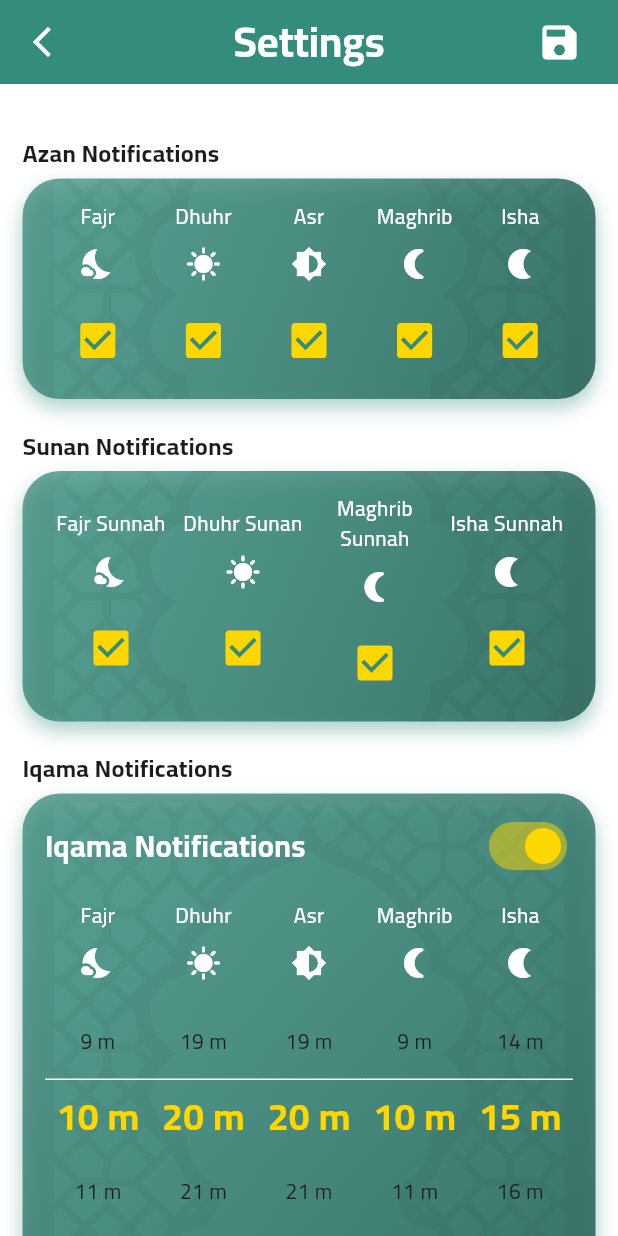
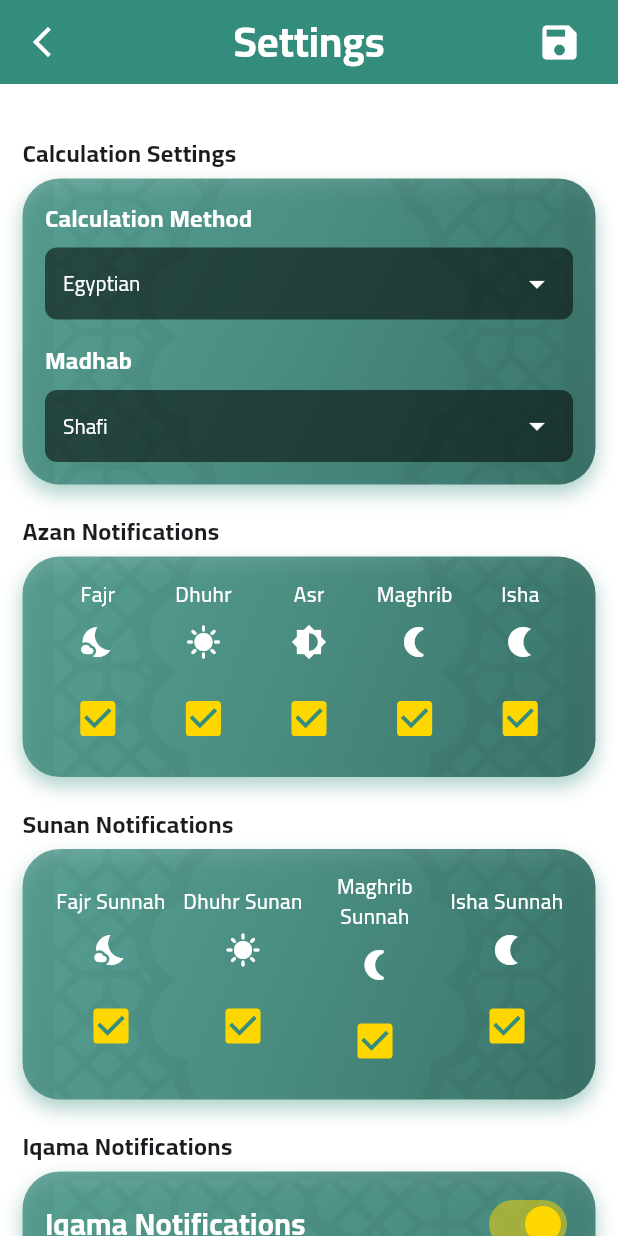
Before and after one commit to mohamedkholy/noor, a Flutter app: the HomeScreen screen opened directly, after a tap on the "settings" icon, on a phone screen of 412 x 824 dp. Run offline on Flutter 3.47's test engine with Material 3 defaults, Android fonts, the phone set to English and light mode, and no system bars; drawn by our look-alikes of numberpicker; our stand-ins replace adhan, auto_size_text, confetti, connectivity_plus, dashed_circular_progress_bar, dio and 32 more; missing offline and left inert: dart_either, dynamic_height_list_view, flutter_qiblah, highlight_text, sqlite3, syncfusion_flutter_core; accounts and stored records are empty; generated files the repository leaves out were written again.

Commit message:
edit prayer times calculation

```diff
--- a/lib/core/helpers/prayer_times_helper.dart
+++ b/lib/core/helpers/prayer_times_helper.dart
@@ -1,11 +1,17 @@
 import 'package:adhan/adhan.dart';
 import 'package:noor/core/database/cities/cities_database.dart';
+import 'package:noor/features/settings/data/models/calculation_settings.dart';
 
 abstract class PrayerTimesHelper {
-  static PrayerTimes getPrayerTimes({required City city, DateTime? date}) {
+  static PrayerTimes getPrayerTimes({
+    required City city,
+    DateTime? date,
+    CalculationSettings? settings,
+  }) {
     final myCoordinates = Coordinates(city.lat, city.lng);
-    final params = CalculationMethod.egyptian.getParameters();
-    params.madhab = Madhab.shafi;
+    final calculationSettings = settings ?? CalculationSettings.defaultSettings;
+    final params = calculationSettings.getCalculationMethod().getParameters();
+    params.madhab = calculationSettings.getMadhab();
     return date == null
         ? PrayerTimes.today(myCoordinates, params)
         : PrayerTimes(
--- a/lib/core/notifications/notifications_manager.dart
+++ b/lib/core/notifications/notifications_manager.dart
@@ -22,6 +22,7 @@ import 'package:noor/features/properties/ui/widgets/sunan_widget.dart';
 import 'package:noor/features/settings/data/models/azan_notifications_settings.dart';
 import 'package:noor/features/settings/data/models/azkar_notifications_settings.dart';
 import 'package:noor/features/settings/data/models/azkar_type.dart';
+import 'package:noor/features/settings/data/models/calculation_settings.dart';
 import 'package:noor/features/settings/data/models/iqama_notifications_settings.dart';
 import 'package:noor/features/settings/data/models/sunan_settings.dart';
 import 'package:noor/generated/l10n.dart';
@@ -243,6 +244,7 @@ class NotificationsManager {
     final azkarNotificationsSettings = _sp.getAzkarNotificationSetting();
     final iqamaNotificationsSettings = _sp.getIqamaNotificationSetting();
     final sunanNotificationsSettings = _sp.getSunanSetting();
+    final calculationSettings = _sp.getCalculationSettings();
 
     final perodicAzkarSettings = _sp.getPerodicAzkarSetting();
     for (int i = 0; i < 7; i++) {
@@ -250,6 +252,7 @@ class NotificationsManager {
       final prayerTimes = PrayerTimesHelper.getPrayerTimes(
         city: city,
         date: date,
+        settings: calculationSettings,
       );
       _scheduleAzanNotifications(prayerTimes, azanNotificationsSettings);
       if (azkarNotificationsSettings.sleepingAzkarState) {
--- a/lib/core/shared_preferences/shared_preferences_keys.dart
+++ b/lib/core/shared_preferences/shared_preferences_keys.dart
@@ -25,4 +25,5 @@ abstract class SharedPreferencesKeys {
   static const String hajjUmrahData = "hajj_umrah_data";
   static const String bookMark = "book_mark";
   static const String readingBackgroundColor = "reading_background_color";
+  static const String calculationSettings = "calculation_settings";
 }
--- a/lib/core/shared_preferences/shared_preferences_settings_service.dart
+++ b/lib/core/shared_preferences/shared_preferences_settings_service.dart
@@ -11,6 +11,7 @@ import 'package:noor/features/properties/data/models/sunan_data.dart';
 import 'package:noor/features/quran/data/models/reading_position.dart';
 import 'package:noor/features/settings/data/models/azan_notifications_settings.dart';
 import 'package:noor/features/settings/data/models/azkar_notifications_settings.dart';
+import 'package:noor/features/settings/data/models/calculation_settings.dart';
 import 'package:noor/features/settings/data/models/iqama_notifications_settings.dart';
 import 'package:noor/features/settings/data/models/perodic_azkar_settings.dart';
 import 'package:noor/features/settings/data/models/sunan_settings.dart';
@@ -279,4 +280,19 @@ class SharedPreferencesSettingsService {
   void saveReadingBackgroundColor(Color color) {
     sp.setInt(SharedPreferencesKeys.readingBackgroundColor, color.toARGB32());
   }
+
+  CalculationSettings getCalculationSettings() {
+    final result = sp.getString(SharedPreferencesKeys.calculationSettings);
+    if (result == null) {
+      return CalculationSettings.defaultSettings;
+    }
+    return CalculationSettings.fromJson(jsonDecode(result));
+  }
+
+  void saveCalculationSettings(CalculationSettings settings) {
+    sp.setString(
+      SharedPreferencesKeys.calculationSettings,
+      jsonEncode(settings.toJson()),
+    );
+  }
 }
--- a/lib/features/agri/ui/agri_screen.dart
+++ b/lib/features/agri/ui/agri_screen.dart
@@ -1,8 +1,8 @@
 import 'package:flutter/material.dart';
 import 'package:noor/core/widgets/my_app_bar.dart';
 import 'package:noor/features/agri/ui/widgets/count_tree_widget.dart';
+import 'package:noor/features/agri/ui/widgets/reward_widget.dart';
 import 'package:noor/features/agri/ui/widgets/tree_count_widget.dart';
-import 'package:noor/features/agri/ui/widgets/reward_widget.dart';
 import 'package:noor/generated/l10n.dart';
 
 class AgriScreen extends StatelessWidget {
@@ -13,6 +13,7 @@ class AgriScreen extends StatelessWidget {
     return Scaffold(
       appBar: MyAppBar(title: S.of(context).sLandsSection),
       body: Center(
+        child: SingleChildScrollView(
           child: ConstrainedBox(
             constraints: const BoxConstraints(maxWidth: 600),
             child: Container(
@@ -31,6 +32,7 @@ class AgriScreen extends StatelessWidget {
             ),
           ),
         ),
+      ),
     );
   }
 }
--- a/lib/features/hajj_umrah/ui/hajj_umrah_screen.dart
+++ b/lib/features/hajj_umrah/ui/hajj_umrah_screen.dart
@@ -13,6 +13,7 @@ class HajjUmrahScreen extends StatelessWidget {
     return Scaffold(
       appBar: MyAppBar(title: S.of(context).sLandsSection),
       body: Center(
+        child: SingleChildScrollView(
           child: ConstrainedBox(
             constraints: const BoxConstraints(maxWidth: 600),
             child: Container(
@@ -31,6 +32,7 @@ class HajjUmrahScreen extends StatelessWidget {
             ),
           ),
         ),
+      ),
     );
   }
 }
--- a/lib/features/home/ui/home_screen.dart
+++ b/lib/features/home/ui/home_screen.dart
@@ -55,6 +55,7 @@ class _HomeScreenState extends State<HomeScreen> {
                       value,
                     ) {
                       _navigationCubit.scheduleNotifications();
+                      setState(() {});
                     });
                   },
                   icon: const Icon(
--- a/lib/features/lands/ui/lands_screen.dart
+++ b/lib/features/lands/ui/lands_screen.dart
@@ -13,6 +13,7 @@ class LandsScreen extends StatelessWidget {
     return Scaffold(
       appBar: MyAppBar(title: S.of(context).sLandsSection),
       body: Center(
+        child: SingleChildScrollView(
           child: ConstrainedBox(
             constraints: const BoxConstraints(maxWidth: 600),
             child: Container(
@@ -31,6 +32,7 @@ class LandsScreen extends StatelessWidget {
             ),
           ),
         ),
+      ),
     );
   }
 }
--- a/lib/features/onboarding/ui/onboarding_screen.dart
+++ b/lib/features/onboarding/ui/onboarding_screen.dart
@@ -33,17 +33,28 @@ class OnboardingScreen extends StatelessWidget {
                 Expanded(
                   child: Padding(
                     padding: const EdgeInsets.all(20.0),
+                    child: CustomScrollView(
+                      slivers: [
+                        SliverToBoxAdapter(
                           child: Column(
                             children: [
                               OnboardingProgress(
-                          currentScreen: cubit.state.currentScreenIndex + 1,
+                                currentScreen:
+                                    cubit.state.currentScreenIndex + 1,
                                 totalScreens: cubit.totalScreens,
                                 progress: cubit.progress,
                               ),
                               const SizedBox(height: 40),
                               OnboardingContent(screen: currentScreen),
-                        const Spacer(),
-                        OnboardingNavigation(
+                              const SizedBox(height: 15),
+                            ],
+                          ),
+                        ),
+                        SliverFillRemaining(
+                          hasScrollBody: false,
+                          child: Align(
+                            alignment: Alignment.bottomCenter,
+                            child: OnboardingNavigation(
                               isFirstScreen: cubit.isFirstScreen,
                               isLastScreen: cubit.isLastScreen,
                               onNext: () => cubit.nextScreen(),
@@ -52,6 +63,8 @@ class OnboardingScreen extends StatelessWidget {
                                   cubit.skipOnboardingAndNavigate(context),
                               onComplete: () =>
                                   cubit.completeOnboardingAndNavigate(context),
+                            ),
+                          ),
                         ),
                       ],
                     ),
--- a/lib/features/properties/ui/properties_screen.dart
+++ b/lib/features/properties/ui/properties_screen.dart
@@ -20,7 +20,6 @@ class _PropertiesScreenState extends State<PropertiesScreen> {
   @override
   void initState() {
     super.initState();
-
   }
 
   @override
@@ -28,6 +27,7 @@ class _PropertiesScreenState extends State<PropertiesScreen> {
     return Scaffold(
       appBar: MyAppBar(title: S.of(context).sRealEstateSection),
       body: Center(
+        child: SingleChildScrollView(
           child: ConstrainedBox(
             constraints: const BoxConstraints(maxWidth: 600),
             child: Container(
@@ -46,6 +46,7 @@ class _PropertiesScreenState extends State<PropertiesScreen> {
             ),
           ),
         ),
+      ),
     );
   }
 }
--- /dev/null
+++ b/lib/features/settings/data/models/calculation_settings.dart
@@ -0,0 +1,64 @@
+import 'package:adhan/adhan.dart';
+
+class CalculationSettings {
+  final String calculationMethod;
+  final String madhab;
+
+  const CalculationSettings({
+    required this.calculationMethod,
+    required this.madhab,
+  });
+
+  factory CalculationSettings.fromJson(Map<String, dynamic> json) {
+    return CalculationSettings(
+      calculationMethod: json['calculationMethod'] as String,
+      madhab: json['madhab'] as String,
+    );
+  }
+
+  Map<String, dynamic> toJson() => {
+    'calculationMethod': calculationMethod,
+    'madhab': madhab,
+  };
+
+  static const CalculationSettings defaultSettings = CalculationSettings(
+    calculationMethod: 'egyptian',
+    madhab: 'shafi',
+  );
+
+  CalculationMethod getCalculationMethod() {
+    switch (calculationMethod) {
+      case 'egyptian':
+        return CalculationMethod.egyptian;
+      case 'umm_al_qura':
+        return CalculationMethod.umm_al_qura;
+      case 'karachi':
+        return CalculationMethod.karachi;
+      case 'north_america':
+        return CalculationMethod.north_america;
+      case 'muslim_world_league':
+        return CalculationMethod.muslim_world_league;
+      case 'dubai':
+        return CalculationMethod.dubai;
+      case 'qatar':
+        return CalculationMethod.qatar;
+      case 'kuwait':
+        return CalculationMethod.kuwait;
+      case 'singapore':
+        return CalculationMethod.singapore;
+      default:
+        return CalculationMethod.egyptian;
+    }
+  }
+
+  Madhab getMadhab() {
+    switch (madhab) {
+      case 'shafi':
+        return Madhab.shafi;
+      case 'hanafi':
+        return Madhab.hanafi;
+      default:
+        return Madhab.shafi;
+    }
+  }
+}
--- a/lib/features/settings/logic/settings_cubit.dart
+++ b/lib/features/settings/logic/settings_cubit.dart
@@ -5,6 +5,7 @@ import 'package:noor/core/shared_preferences/shared_preferences_settings_service
 import 'package:noor/core/shared_preferences/shared_prefs_azan.dart';
 import 'package:noor/features/settings/data/models/azan_notifications_settings.dart';
 import 'package:noor/features/settings/data/models/azkar_notifications_settings.dart';
+import 'package:noor/features/settings/data/models/calculation_settings.dart';
 import 'package:noor/features/settings/data/models/iqama_notifications_settings.dart';
 import 'package:noor/features/settings/data/models/perodic_azkar_settings.dart';
 import 'package:noor/features/settings/data/models/sunan_settings.dart';
@@ -74,4 +75,12 @@ class SettingsCubit extends Cubit {
   void saveSunanSetting(SunanSettings sunanSettings) {
     _sharedPreferencesSettingsService.saveSunanSettigs(sunanSettings);
   }
+
+  CalculationSettings getCalculationSettings() {
+    return _sharedPreferencesSettingsService.getCalculationSettings();
+  }
+
+  void saveCalculationSettings(CalculationSettings settings) {
+    _sharedPreferencesSettingsService.saveCalculationSettings(settings);
+  }
 }
--- a/lib/features/settings/ui/settings_screen.dart
+++ b/lib/features/settings/ui/settings_screen.dart
@@ -4,12 +4,14 @@ import 'package:noor/core/helpers/ui_helper.dart';
 import 'package:noor/core/widgets/my_app_bar.dart';
 import 'package:noor/features/settings/data/models/azan_notifications_settings.dart';
 import 'package:noor/features/settings/data/models/azkar_notifications_settings.dart';
+import 'package:noor/features/settings/data/models/calculation_settings.dart';
 import 'package:noor/features/settings/data/models/iqama_notifications_settings.dart';
 import 'package:noor/features/settings/data/models/perodic_azkar_settings.dart';
 import 'package:noor/features/settings/data/models/sunan_settings.dart';
 import 'package:noor/features/settings/logic/settings_cubit.dart';
 import 'package:noor/features/settings/ui/widgets/azan_sounds_widget.dart';
 import 'package:noor/features/settings/ui/widgets/azkar_settings_widget.dart';
+import 'package:noor/features/settings/ui/widgets/calculation_settings_widget.dart';
 import 'package:noor/features/settings/ui/widgets/iqama_setting_widget.dart';
 import 'package:noor/features/settings/ui/widgets/language_settings_widget.dart';
 import 'package:noor/features/settings/ui/widgets/location_settings_widget.dart';
@@ -33,6 +35,7 @@ class _SettingsScreenState extends State<SettingsScreen> {
   late final PerodicAzkarSettings _perodicAzkarSetting;
   late final IqamaNotificationsSettings _iqamaNotificationsSettings;
   late final SunanSettings _sunanSetting;
+  late final CalculationSettings _calculationSettings;
 
   @override
   void initState() {
@@ -43,6 +46,7 @@ class _SettingsScreenState extends State<SettingsScreen> {
     _locationUpdateSetting = _settingsCubit.getLocationUpdateSetting();
     _iqamaNotificationsSettings = _settingsCubit.getIqamaNotificationSetting();
     _sunanSetting = _settingsCubit.getSunanSetting();
+    _calculationSettings = _settingsCubit.getCalculationSettings();
   }
 
   @override
@@ -75,13 +79,15 @@ class _SettingsScreenState extends State<SettingsScreen> {
                   crossAxisAlignment: CrossAxisAlignment.start,
                   children: [
                     const SizedBox(height: 20),
+                    CalculationSettingsWidget(
+                      calculationSettings: _calculationSettings,
+                    ),
+                    const SizedBox(height: 20),
                     SalawatRow(
                       azanNotificationsSettings: _azanNotificationsSettings,
                     ),
                     const SizedBox(height: 20),
-                    SunanRow(
-                      sunanSettings: _sunanSetting,
-                    ),
+                    SunanRow(sunanSettings: _sunanSetting),
                     const SizedBox(height: 20),
                     IqamaSettingWidget(
                       iqamaNotificationsSettings: _iqamaNotificationsSettings,
--- /dev/null
+++ b/lib/features/settings/ui/widgets/calculation_settings_widget.dart
@@ -0,0 +1,179 @@
+import 'package:flutter/material.dart';
+import 'package:flutter_bloc/flutter_bloc.dart';
+import 'package:noor/core/helpers/font_weight_helper.dart';
+import 'package:noor/core/widgets/decorated_container.dart';
+import 'package:noor/features/settings/data/models/calculation_settings.dart';
+import 'package:noor/features/settings/logic/settings_cubit.dart';
+import 'package:noor/generated/l10n.dart';
+
+class CalculationSettingsWidget extends StatefulWidget {
+  const CalculationSettingsWidget({
+    super.key,
+    required this.calculationSettings,
+  });
+
+  final CalculationSettings calculationSettings;
+
+  @override
+  State<CalculationSettingsWidget> createState() =>
+      _CalculationSettingsWidgetState();
+}
+
+class _CalculationSettingsWidgetState extends State<CalculationSettingsWidget> {
+  late final SettingsCubit _settingsCubit = context.read();
+  late String selectedMethod;
+  late String selectedMadhab;
+
+  @override
+  void initState() {
+    super.initState();
+    selectedMethod = widget.calculationSettings.calculationMethod;
+    selectedMadhab = widget.calculationSettings.madhab;
+  }
+
+  @override
+  Widget build(BuildContext context) {
+    final isArabic = Localizations.localeOf(context).languageCode == 'ar';
+
+    return Column(
+      crossAxisAlignment: CrossAxisAlignment.start,
+      children: [
+        Text(
+          S.of(context).calculation_settings,
+          style: const TextStyle(fontSize: 16, fontWeight: FontWeight.bold),
+        ),
+        const SizedBox(height: 5),
+        DecoratedContainer(
+          padding: const EdgeInsets.all(15),
+          child: Column(
+            children: [
+              _buildDropdown(
+                label: S.of(context).calculation_method,
+                value: selectedMethod,
+                items: _getMethodItems(context),
+                onChanged: (value) {
+                  if (value != null) {
+                    setState(() {
+                      selectedMethod = value;
+                    });
+                    _saveSettings();
+                  }
+                },
+                isArabic: isArabic,
+              ),
+              const SizedBox(height: 16),
+              _buildDropdown(
+                label: S.of(context).madhab,
+                value: selectedMadhab,
+                items: _getMadhabItems(context),
+                onChanged: (value) {
+                  if (value != null) {
+                    setState(() {
+                      selectedMadhab = value;
+                    });
+                    _saveSettings();
+                  }
+                },
+                isArabic: isArabic,
+              ),
+            ],
+          ),
+        ),
+      ],
+    );
+  }
+
+  Widget _buildDropdown({
+    required String label,
+    required String value,
+    required List<DropdownMenuItem<String>> items,
+    required ValueChanged<String?> onChanged,
+    required bool isArabic,
+  }) {
+    return Column(
+      crossAxisAlignment: CrossAxisAlignment.start,
+      children: [
+        Text(
+          label,
+          style: const TextStyle(
+            color: Colors.white,
+            fontSize: 16,
+            fontWeight: FontWeightHelper.bold,
+          ),
+        ),
+        const SizedBox(height: 8),
+        Container(
+          padding: const EdgeInsets.symmetric(horizontal: 12),
+          decoration: BoxDecoration(
+            color: Colors.black54,
+            borderRadius: BorderRadius.circular(8),
+          ),
+          child: DropdownButton<String>(
+            value: value,
+            isExpanded: true,
+            dropdownColor: Colors.black87,
+            underline: const SizedBox(),
+            icon: const Icon(Icons.arrow_drop_down, color: Colors.white),
+            items: items,
+            onChanged: onChanged,
+            style: const TextStyle(color: Colors.white, fontFamily: "Cairo"),
+          ),
+        ),
+      ],
+    );
+  }
+
+  List<DropdownMenuItem<String>> _getMethodItems(BuildContext context) {
+    return [
+      DropdownMenuItem(
+        value: 'egyptian',
+        child: Text(S.of(context).method_egyptian),
+      ),
+      DropdownMenuItem(
+        value: 'umm_al_qura',
+        child: Text(S.of(context).method_umm_al_qura),
+      ),
+      DropdownMenuItem(
+        value: 'karachi',
+        child: Text(S.of(context).method_karachi),
+      ),
+      DropdownMenuItem(
+        value: 'north_america',
+        child: Text(S.of(context).method_north_america),
+      ),
+      DropdownMenuItem(
+        value: 'muslim_world_league',
+        child: Text(S.of(context).method_muslim_world_league),
+      ),
+      DropdownMenuItem(value: 'dubai', child: Text(S.of(context).method_dubai)),
+      DropdownMenuItem(value: 'qatar', child: Text(S.of(context).method_qatar)),
+      DropdownMenuItem(
+        value: 'kuwait',
+        child: Text(S.of(context).method_kuwait),
+      ),
+      DropdownMenuItem(
+        value: 'singapore',
+        child: Text(S.of(context).method_singapore),
+      ),
+    ];
+  }
+
+  List<DropdownMenuItem<String>> _getMadhabItems(BuildContext context) {
+    return [
+      DropdownMenuItem(value: 'shafi', child: Text(S.of(context).madhab_shafi)),
+      DropdownMenuItem(
+        value: 'hanafi',
+        child: Text(S.of(context).madhab_hanafi),
+      ),
+    ];
+  }
+
+  void _saveSettings() {
+    _settingsCubit.saveCalculationSettings(
+      CalculationSettings(
+        calculationMethod: selectedMethod,
+        madhab: selectedMadhab,
+      ),
+    );
+  }
+}
--- a/lib/features/treasures/ui/treasures_screen.dart
+++ b/lib/features/treasures/ui/treasures_screen.dart
@@ -1,8 +1,8 @@
 import 'package:flutter/material.dart';
 import 'package:noor/core/widgets/my_app_bar.dart';
 import 'package:noor/features/treasures/ui/widgets/count_treasure_widget.dart';
+import 'package:noor/features/treasures/ui/widgets/reward_widget.dart';
 import 'package:noor/features/treasures/ui/widgets/treasures_count_widget.dart';
-import 'package:noor/features/treasures/ui/widgets/reward_widget.dart';
 import 'package:noor/generated/l10n.dart';
 
 class TreasuresScreen extends StatelessWidget {
@@ -13,6 +13,7 @@ class TreasuresScreen extends StatelessWidget {
     return Scaffold(
       appBar: MyAppBar(title: S.of(context).sLandsSection),
       body: Center(
+        child: SingleChildScrollView(
           child: ConstrainedBox(
             constraints: const BoxConstraints(maxWidth: 600),
             child: Container(
@@ -31,6 +32,7 @@ class TreasuresScreen extends StatelessWidget {
             ),
           ),
         ),
+      ),
     );
   }
 }
--- a/lib/l10n/intl_ar.arb
+++ b/lib/l10n/intl_ar.arb
@@ -192,6 +192,20 @@
   "hajj_umrah_hadith": "مَن صلى الفجرَ في جماعةٍ، ثم قَعَد يَذْكُرُ اللهَ حتى تَطْلُعَ الشمسُ، ثم صلى ركعتينِ، كانت له كأجرِ حَجَّةٍ وعُمْرَةٍ تامَّةٍ، تامَّةٍ، تامَّةٍ. الراوي: أنس بن مالك",
   "complete_hajj_umrah_message": "تهانينا! لقد حصلت على أجر الحج والعمرة .",
   "completed_hajj_umrah": "أكملت أجر الحج والعمرة",
-  "bookmark": "علامة",
-  "bookmarkSublabel": "أضف علامة"
+    "bookmark": "علامة",
+    "bookmarkSublabel": "أضف علامة",
+    "calculation_settings": "إعدادات الحساب",
+    "calculation_method": "طريقة الحساب",
+    "madhab": "المذهب",
+    "method_egyptian": "المصري",
+    "method_umm_al_qura": "أم القرى",
+    "method_karachi": "كراتشي (جامعة كراتشي)",
+    "method_north_america": "أمريكا الشمالية (هيئة العلماء)",
+    "method_muslim_world_league": "رابطة العالم الإسلامي",
+    "method_dubai": "دبي",
+    "method_qatar": "قطر",
+    "method_kuwait": "الكويت",
+    "method_singapore": "سنغافورة",
+    "madhab_shafi": "الشافعي",
+    "madhab_hanafi": "الحنفي"
 }
--- a/lib/l10n/intl_en.arb
+++ b/lib/l10n/intl_en.arb
@@ -193,5 +193,19 @@
     "complete_hajj_umrah_message": "Congratulations! You have received the reward of the Hajj and Umrah",
     "completed_hajj_umrah": "Completed Hajj and Umrah reward",
     "bookmark": "Bookmark",
-    "bookmarkSublabel": "Add bookmark"
+    "bookmarkSublabel": "Add bookmark",
+    "calculation_settings": "Calculation Settings",
+    "calculation_method": "Calculation Method",
+    "madhab": "Madhab",
+    "method_egyptian": "Egyptian",
+    "method_umm_al_qura": "Umm Al Qura",
+    "method_karachi": "Karachi (University of Karachi)",
+    "method_north_america": "North America (ISNA)",
+    "method_muslim_world_league": "Muslim World League",
+    "method_dubai": "Dubai",
+    "method_qatar": "Qatar",
+    "method_kuwait": "Kuwait",
+    "method_singapore": "Singapore",
+    "madhab_shafi": "Shafi",
+    "madhab_hanafi": "Hanafi"
 }
```
Also changed, not shown: lib/generated/intl/messages_ar.dart, lib/generated/intl/messages_en.dart, lib/generated/l10n.dart. Lines whose indentation alone changed are shown as unchanged.
